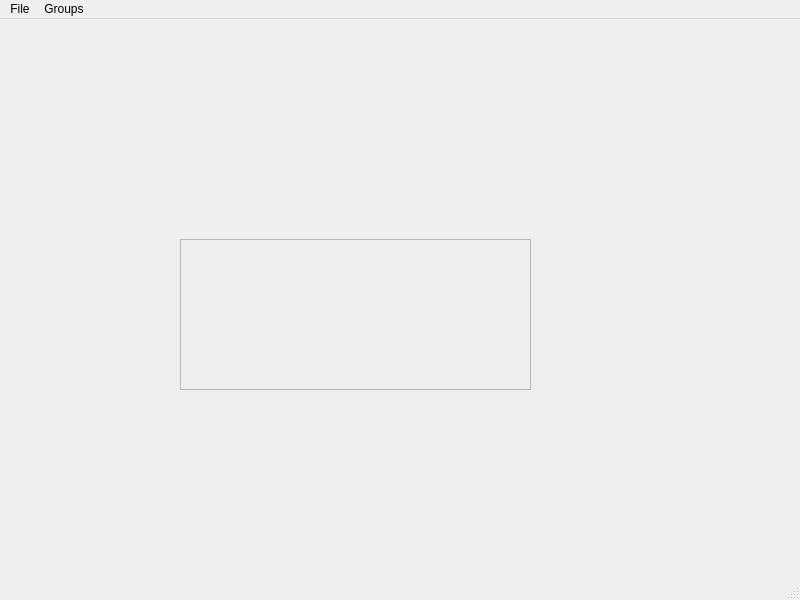
Above: hotkeysoundboard.ui from DistantJragon/Hotkey-Soundboard before the change. Below: the same form after it.
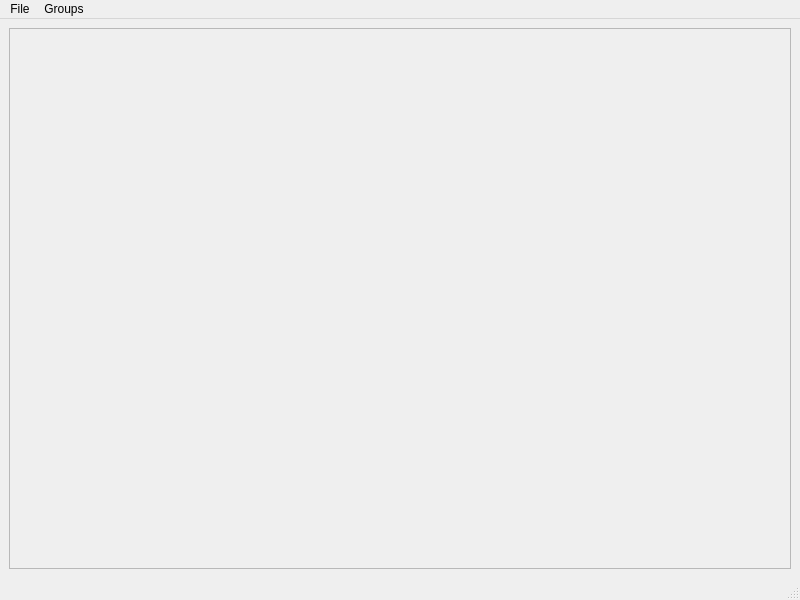
That is the form after the change.

Commit message: Main window ui file from Qt Creator

The edit to the form file:
```diff
--- a/hotkeysoundboard.ui
+++ b/hotkeysoundboard.ui
@@ -14,15 +14,9 @@
    <string>HotkeySoundboard</string>
   </property>
   <widget class="QWidget" name="centralwidget">
+   <layout class="QVBoxLayout" name="verticalLayout">
+    <item>
    <widget class="QScrollArea" name="scrollArea">
-    <property name="geometry">
-     <rect>
-      <x>180</x>
-      <y>220</y>
-      <width>351</width>
-      <height>151</height>
-     </rect>
-    </property>
     <property name="widgetResizable">
      <bool>true</bool>
     </property>
@@ -31,12 +25,14 @@
       <rect>
        <x>0</x>
        <y>0</y>
-       <width>349</width>
-       <height>149</height>
+         <width>780</width>
+         <height>537</height>
       </rect>
      </property>
     </widget>
    </widget>
+    </item>
+   </layout>
   </widget>
   <widget class="QMenuBar" name="menubar">
    <property name="geometry">
```
Lines whose indentation alone changed are shown as unchanged.
